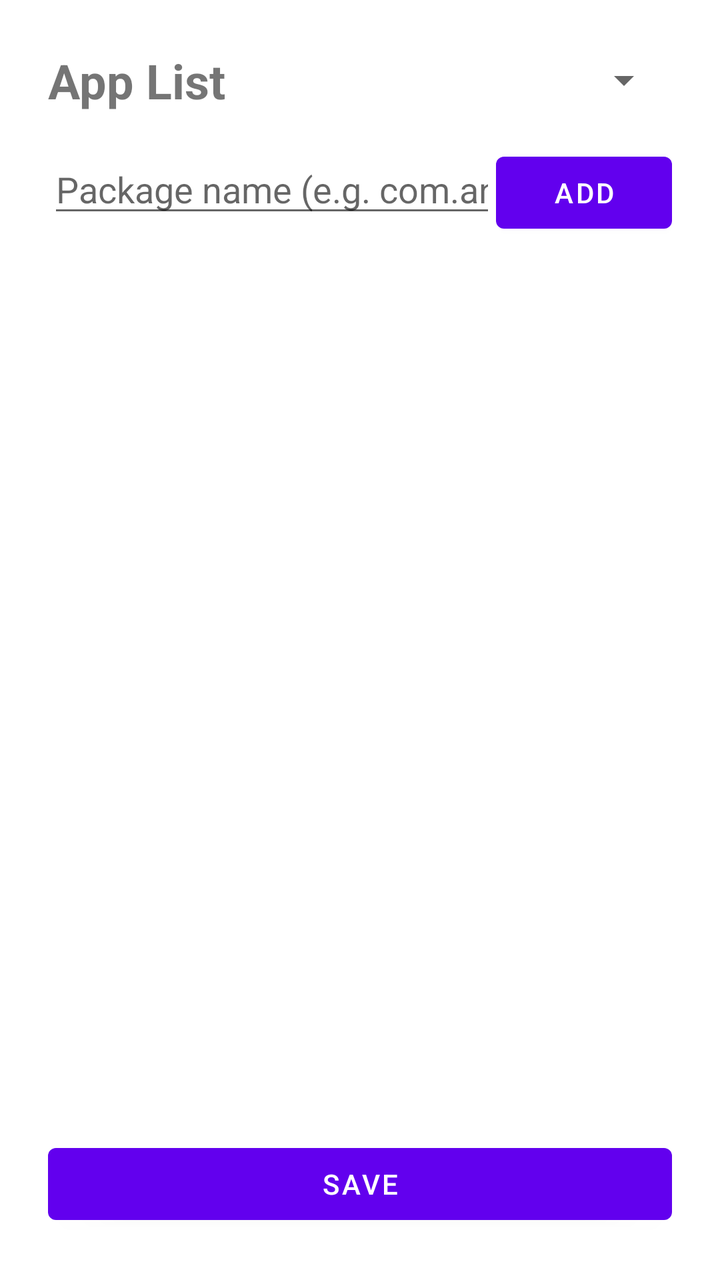
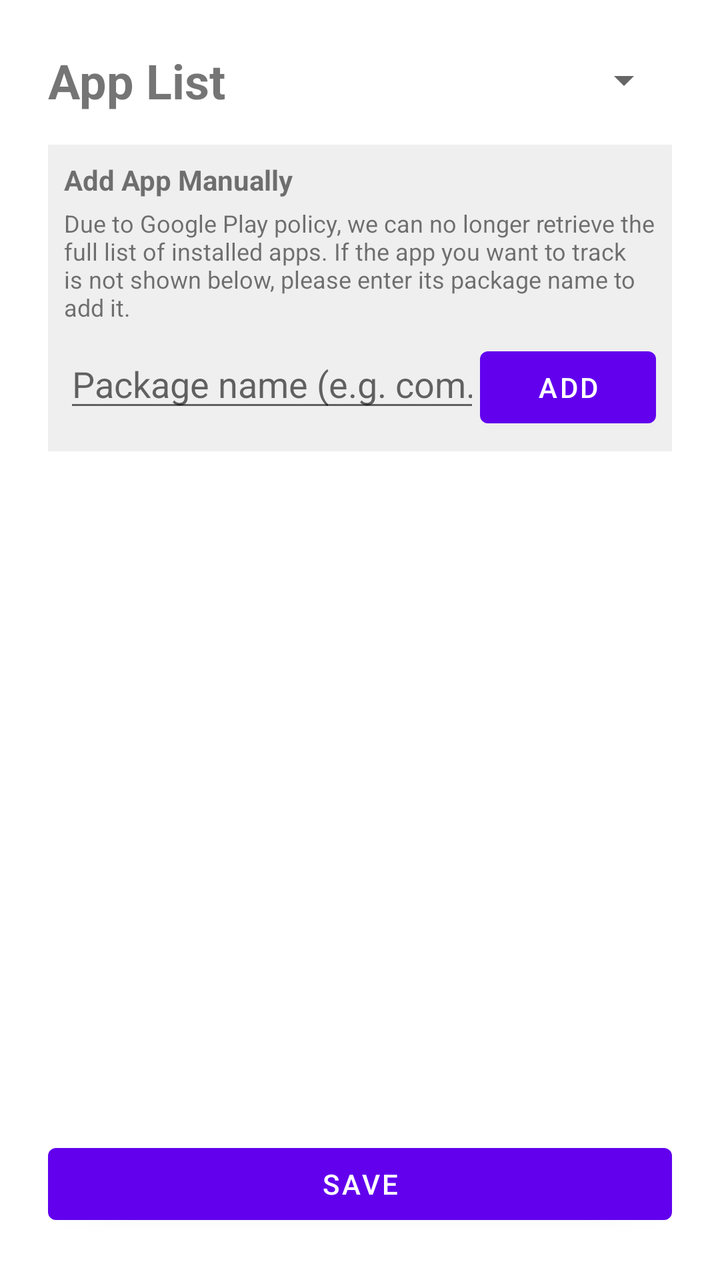

Two renders of the same Android screen: before a commit and after it. Below are the layout's source before the change and the commit's diff.
<!-- AndroidManifest.xml: application theme Theme.WakAnd -->
<!-- res/layout/activity_app_list.xml -->
<?xml version="1.0" encoding="utf-8"?>
<LinearLayout xmlns:android="http://schemas.android.com/apk/res/android"
    android:layout_width="match_parent"
    android:layout_height="match_parent"
    android:orientation="vertical"
    android:padding="24dp"
    android:fitsSystemWindows="true">

    <LinearLayout
        android:layout_width="match_parent"
        android:layout_height="wrap_content"
        android:orientation="horizontal"
        android:gravity="center_vertical"
        android:layout_marginBottom="16dp">

        <TextView
            android:layout_width="0dp"
            android:layout_height="wrap_content"
            android:layout_weight="1"
            android:text="@string/app_list_title"
            android:textSize="24sp"
            android:textStyle="bold" />

        <Spinner
            android:id="@+id/spinnerSort"
            android:layout_width="wrap_content"
            android:layout_height="wrap_content" />
    </LinearLayout>

    <LinearLayout
        android:layout_width="match_parent"
        android:layout_height="wrap_content"
        android:orientation="horizontal"
        android:layout_marginBottom="8dp">

        <EditText
            android:id="@+id/editPackageName"
            android:layout_width="0dp"
            android:layout_height="wrap_content"
            android:layout_weight="1"
            android:hint="@string/hint_package_name"
            android:inputType="text" />

        <Button
            android:id="@+id/btnAddPackage"
            android:layout_width="wrap_content"
            android:layout_height="wrap_content"
            android:text="@string/btn_add" />
    </LinearLayout>

    <androidx.recyclerview.widget.RecyclerView
        android:id="@+id/recyclerApps"
        android:layout_width="match_parent"
        android:layout_height="0dp"
        android:layout_weight="1" />

    <Button
        android:id="@+id/btnSaveAppList"
        android:layout_width="match_parent"
        android:layout_height="wrap_content"
        android:text="@string/btn_save"
        android:layout_marginTop="8dp" />

</LinearLayout>
<!-- resources referenced by this layout -->
<resources>
  <string name="app_list_title">App List</string>
  <string name="btn_add">Add</string>
  <string name="btn_save">Save</string>
  <string name="hint_package_name">Package name (e.g. com.android.chrome)</string>
  <style name="Theme.WakAnd" parent="Theme.MaterialComponents.DayNight.NoActionBar">
          
          <item name="colorPrimary">@color/purple_500</item>
          <item name="colorPrimaryVariant">@color/purple_700</item>
          <item name="colorOnPrimary">@color/white</item>
          
          <item name="colorSecondary">@color/teal_200</item>
          <item name="colorSecondaryVariant">@color/teal_700</item>
          <item name="colorOnSecondary">@color/black</item>
          
          <item name="android:statusBarColor">?attr/colorPrimaryVariant</item>
          
      </style>
  <color name="purple_500">#FF6200EE</color>
  <color name="purple_700">#FF3700B3</color>
  <color name="white">#FFFFFFFF</color>
  <color name="teal_200">#FF03DAC5</color>
  <color name="teal_700">#FF018786</color>
  <color name="black">#FF000000</color>
</resources>

<!-- the commit's change to res/layout/activity_app_list.xml (unified diff, before → after) -->
@@ -30,22 +30,44 @@
     <LinearLayout
         android:layout_width="match_parent"
         android:layout_height="wrap_content"
-        android:orientation="horizontal"
-        android:layout_marginBottom="8dp">
+        android:orientation="vertical"
+        android:background="#10000000"
+        android:padding="8dp"
+        android:layout_marginBottom="16dp">
 
-        <EditText
-            android:id="@+id/editPackageName"
-            android:layout_width="0dp"
-            android:layout_height="wrap_content"
-            android:layout_weight="1"
-            android:hint="@string/hint_package_name"
-            android:inputType="text" />
-
-        <Button
-            android:id="@+id/btnAddPackage"
+        <TextView
             android:layout_width="wrap_content"
             android:layout_height="wrap_content"
-            android:text="@string/btn_add" />
+            android:text="@string/label_add_manually"
+            android:textStyle="bold"
+            android:layout_marginBottom="4dp" />
+
+        <TextView
+            android:layout_width="match_parent"
+            android:layout_height="wrap_content"
+            android:text="@string/note_query_all_packages_removed"
+            android:textSize="12sp"
+            android:layout_marginBottom="8dp" />
+
+        <LinearLayout
+            android:layout_width="match_parent"
+            android:layout_height="wrap_content"
+            android:orientation="horizontal">
+
+            <EditText
+                android:id="@+id/editPackageName"
+                android:layout_width="0dp"
+                android:layout_height="wrap_content"
+                android:layout_weight="1"
+                android:hint="@string/hint_package_name"
+                android:inputType="text" />
+
+            <Button
+                android:id="@+id/btnAddPackage"
+                android:layout_width="wrap_content"
+                android:layout_height="wrap_content"
+                android:text="@string/btn_add" />
+        </LinearLayout>
     </LinearLayout>
 
     <androidx.recyclerview.widget.RecyclerView
<!-- resource entries referenced after the edit -->
@@ -4,6 +4,8 @@
   <string name="btn_add">Add</string>
   <string name="btn_save">Save</string>
   <string name="hint_package_name">Package name (e.g. com.android.chrome)</string>
+  <string name="label_add_manually">Add App Manually</string>
+  <string name="note_query_all_packages_removed">Due to Google Play policy, we can no longer retrieve the full list of installed apps. If the app you want to track is not shown below, please enter its package name to add it.</string>
   <style name="Theme.WakAnd" parent="Theme.MaterialComponents.DayNight.NoActionBar">
           
           <item name="colorPrimary">@color/purple_500</item>
